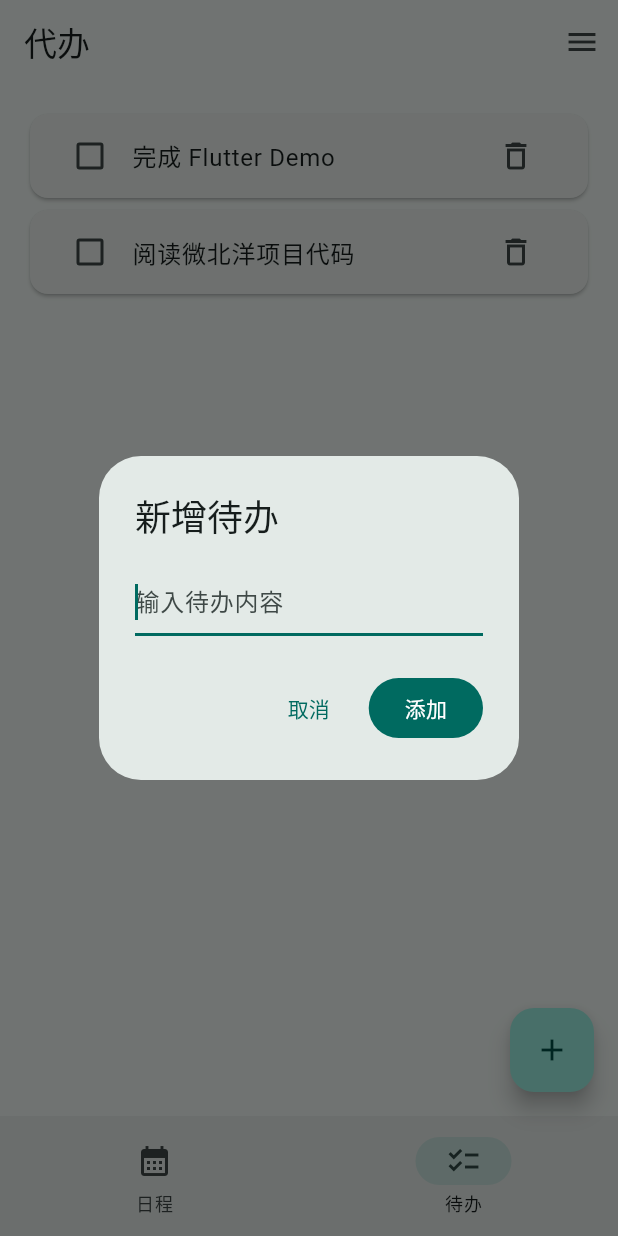
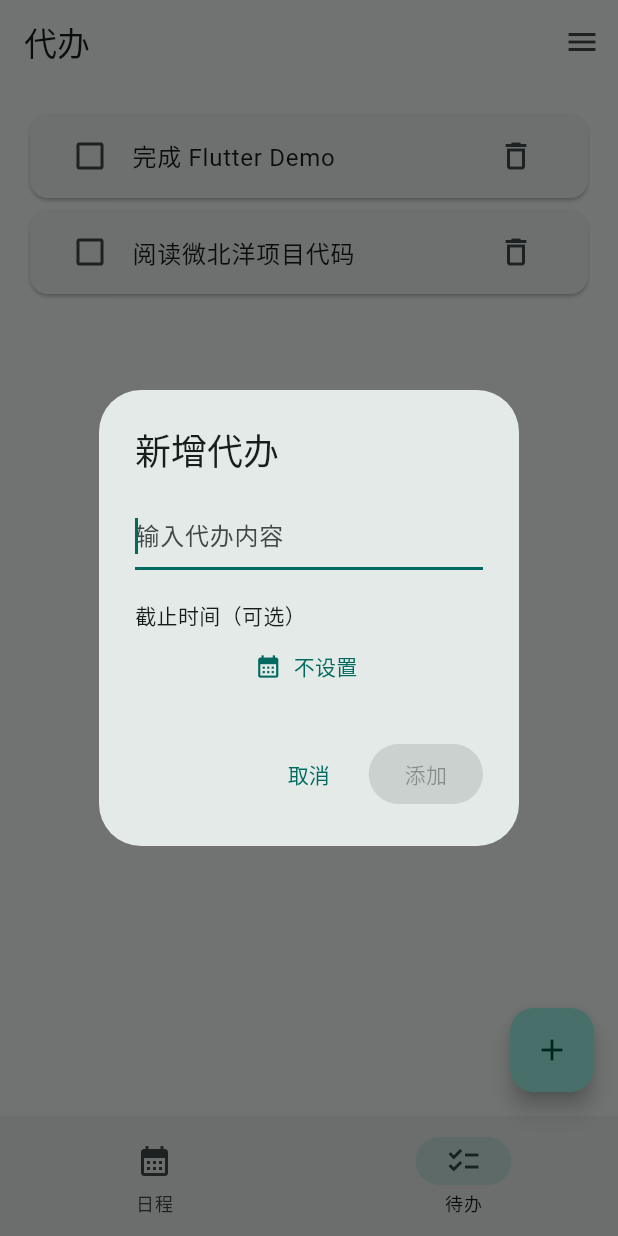
Before and after one commit to CYmuke-113/DayFlow, a Flutter app: the screen it shows after launch, item 2 of the bottom bar chosen, after a tap on the "add" icon, on a phone screen of 412 x 824 dp. Run offline on Flutter 3.47's test engine with Material 3 defaults, Android fonts, the phone set to English and light mode, and no system bars; our stand-ins replace shared_preferences.

Commit message:
优化了新增待办弹窗，明确截止时间为可选

```diff
--- a/lib/main.dart
+++ b/lib/main.dart
@@ -1,5 +1,6 @@
 
 import 'package:flutter/material.dart';
+import 'package:flutter/rendering.dart';
 import 'dart:convert';
 import 'package:shared_preferences/shared_preferences.dart';
 
@@ -195,81 +196,126 @@ class _HomePageState extends State<HomePage> {
 
   Future<void> addTodo() async {
     String input = '';
+    DateTime? deadline;
 
     final result = await showDialog<String>(
       context: context,
       builder: (dialogContext) {
+        return StatefulBuilder(
+            builder: (context, setDialogState) {
               return AlertDialog(
-          title: const Text('新增待办'),
-          content: TextField(
+                title: const Text('新增代办'),
+                content: SingleChildScrollView(
+                  child: Column(
+                    mainAxisSize: MainAxisSize.min,
+                    crossAxisAlignment: CrossAxisAlignment.start,
+                    children: [
+                      TextField(
                         autofocus: true,
                         decoration: const InputDecoration(
-              hintText: '输入待办内容',
+                          hintText: '输入代办内容'
                         ),
                         onChanged: (value) {
+                          setDialogState(() {
                             input = value;
+                          });
                         },
-            onSubmitted: (value) {
-              Navigator.pop(dialogContext, value.trim());
+                      ),
+                      const SizedBox(height: 20),
+                      const Text('截止时间（可选）'),
+                      Row(
+                        children: [
+                          Expanded(
+                              child: TextButton.icon(
+                                  icon: const Icon(Icons.calendar_month),
+                                  label: Text(
+                                    deadline == null
+                                        ? '不设置'
+                                        : formatDateTime(deadline!)
+                                  ),
+                                  onPressed: () async {
+                                    final now = DateTime.now();
+
+                                    final date = await showDatePicker(
+                                        context: context,
+                                        initialDate: deadline == null
+                                          || deadline!.isBefore(now)
+                                          ? now
+                                          :deadline,
+                                        firstDate: now,
+                                        lastDate: DateTime(
+                                          now.year + 5,
+                                          12,
+                                          31
+                                        )
+                                    );
+
+                                    if (!context.mounted || date == null) {
+                                      return;
+                                    }
+
+                                    final time = await showTimePicker(
+                                        context: context,
+                                        initialTime: deadline == null
+                                          ? TimeOfDay.fromDateTime(now)
+                                          : TimeOfDay.fromDateTime(deadline!)
+                                    );
+
+                                    if (!context.mounted || time == null) {
+                                      return;
+                                    }
+
+                                    setDialogState(() {
+                                      deadline = DateTime(
+                                        date.year,
+                                        date.month,
+                                        date.day,
+                                        time.hour,
+                                        time.minute
+                                      );
+                                    });
                                   },
+                              ),
+                          ),
+                          if (deadline != null)
+                            IconButton(
+                              icon: const Icon(Icons.close),
+                              tooltip: '清除截止时间',
+                              onPressed: () {
+                                setDialogState(() {
+                                  deadline = null;
+                                });
+                              },
+                            )
+                        ],
+                      )
+                    ],
+                  ),
                 ),
                 actions: [
                   TextButton(
-              onPressed: () => Navigator.pop(dialogContext),
+                      onPressed: () {
+                        Navigator.pop(dialogContext);
+                      },
                       child: const Text('取消'),
                   ),
                   FilledButton(
-              onPressed: () {
+                      onPressed: input.trim() == ''
+                        ? null
+                        : () {
                             Navigator.pop(dialogContext, input.trim());
                       },
                       child: const Text('添加'),
                   ),
                 ],
               );
+            }
+        );
       },
     );
 
     if (!mounted || result == null || result.isEmpty) {
       return;
-    }
-
-    // 默认没有截止时间。
-    DateTime? deadline;
-
-    final now = DateTime.now();
-
-    final date = await showDatePicker(
-      context: context,
-      initialDate: now,
-      firstDate: DateTime(now.year, now.month, now.day),
-      lastDate: DateTime(now.year + 5, 12, 31),
-    );
-
-    if (!mounted) {
-      return;
-    }
-
-// 只有选择了日期，才继续选择时间。
-    if (date != null) {
-      final time = await showTimePicker(
-        context: context,
-        initialTime: TimeOfDay.now(),
-      );
-
-      if (!mounted) {
-        return;
-      }
-
-      // 日期和时间都选好了，才设置截止时间。
-      if (time != null) {
-        deadline = DateTime(
-          date.year,
-          date.month,
-          date.day,
-          time.hour,
-          time.minute,
-        );
-      }
     }
 
     setState(() {
```
Lines whose indentation alone changed are shown as unchanged.
